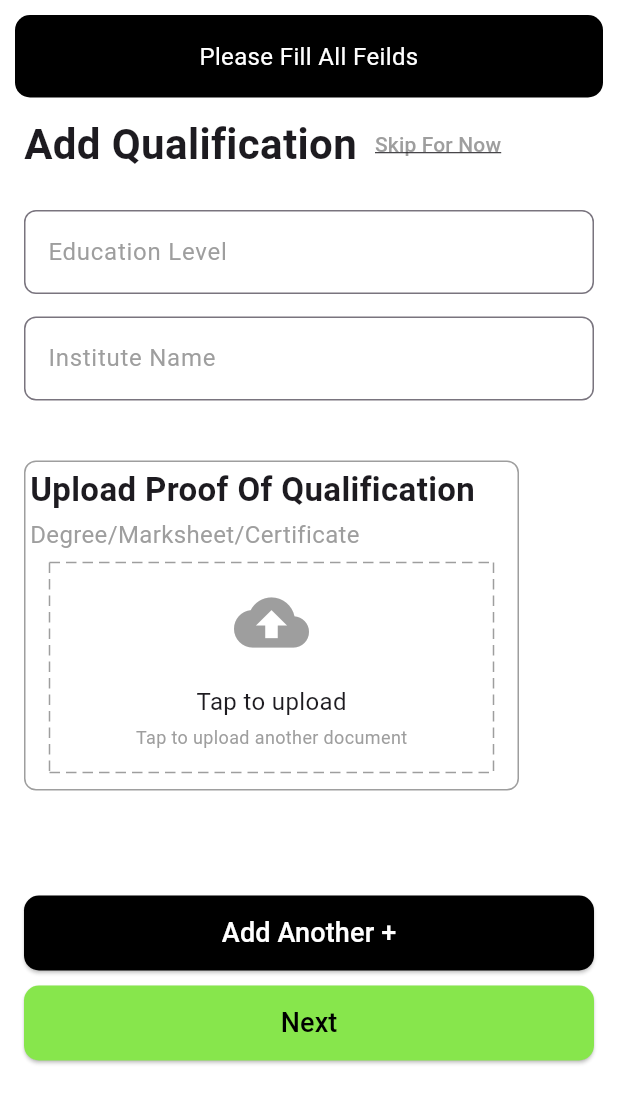
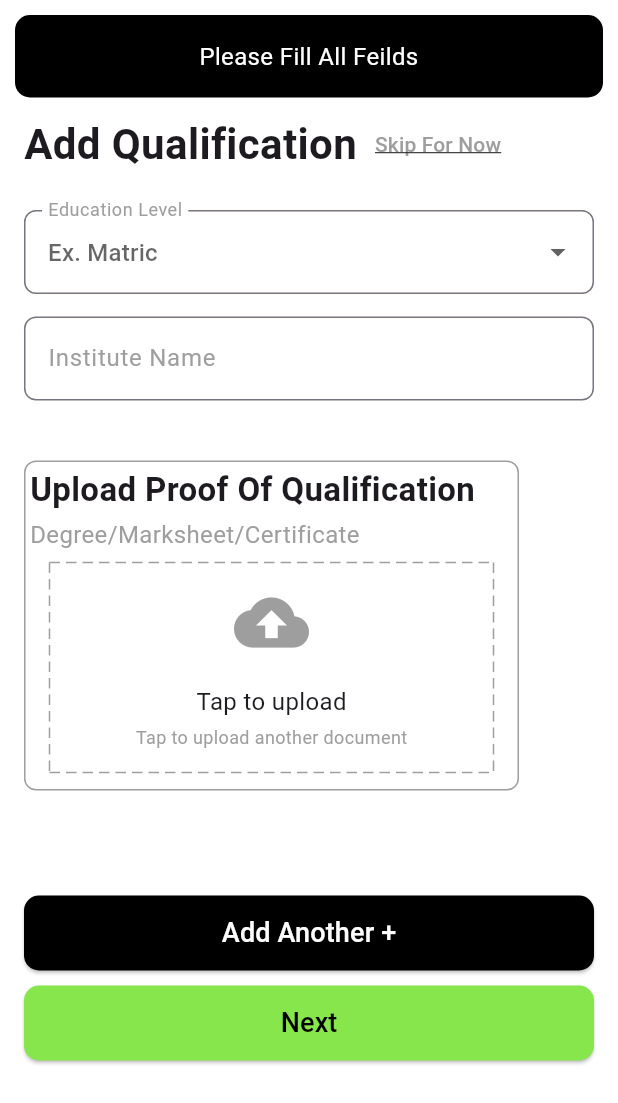
Before and after one commit to ahmedabbas8811/TutorNowApp, a Flutter app: the QualificationScreen screen opened directly, after a tap on "Add Another +", on a phone screen of 412 x 824 dp. Shown: the top 1103 px of the screen. Run offline on Flutter 3.47's test engine with Material 3 defaults, Android fonts, the phone set to English and light mode, and no system bars; our stand-ins replace file_picker, flutter_svg, form_validator, get, get_storage, image_picker and 2 more; accounts and stored records are empty.

Commit message:
added controlled input to education level

```diff
--- a/lib/qualification_screen.dart
+++ b/lib/qualification_screen.dart
@@ -537,7 +537,12 @@
                   const SizedBox(height: 20),
 
                   // Education Level Input
-                  TextField(
+                  Container(
+                    decoration: BoxDecoration(
+                      borderRadius: BorderRadius.circular(8)
+                    ),
+                    child: DropdownButtonHideUnderline(
+                      child: DropdownButtonFormField<String>(
                         decoration: InputDecoration(
                           labelText: 'Education Level',
                           labelStyle: const TextStyle(color: Colors.grey),
@@ -547,11 +552,53 @@
                             borderRadius: BorderRadius.circular(8),
                             borderSide: const BorderSide(color: Colors.grey),
                           ),
+                        focusedBorder: OutlineInputBorder(
+                          borderSide: const BorderSide(color: Colors.grey),
+                          borderRadius: BorderRadius.circular(8)
                         ),
-                    keyboardAppearance: Brightness.light,
-                    onChanged: (value) =>
-                        controller.qualification.educationLevel.value = value,
                         ),
+                        dropdownColor: Colors.grey[100],
+
+                        value:
+                            controller.qualification.educationLevel.value.isNotEmpty
+                                ? controller.qualification.educationLevel.value
+                                : null, // Current value or null
+                        items: [
+                          'Matric',
+                          'Intermediate',
+                          'Bachelors',
+                          'Masters',
+                          'PhD'
+                        ].map((level) {
+                          return DropdownMenuItem<String>(
+                            value: level,
+                            child: Text(level),
+                          );
+                        }).toList(),
+                        onChanged: (value) {
+                          if (value != null) {
+                            controller.qualification.educationLevel.value = value;
+                          }
+                        },
+                      ),
+                    ),
+                  ),
+
+                  // TextField(
+                  //   decoration: InputDecoration(
+                  //     labelText: 'Education Level',
+                  //     labelStyle: const TextStyle(color: Colors.grey),
+                  //     hintText: 'Ex. Matric',
+                  //     hintStyle: const TextStyle(color: Colors.grey),
+                  //     border: OutlineInputBorder(
+                  //       borderRadius: BorderRadius.circular(8),
+                  //       borderSide: const BorderSide(color: Colors.grey),
+                  //     ),
+                  //   ),
+                  //   keyboardAppearance: Brightness.light,
+                  //   onChanged: (value) =>
+                  //       controller.qualification.educationLevel.value = value,
+                  // ),
                   const SizedBox(height: 15),
 
                   // Institute Name Input
@@ -607,7 +654,8 @@
                         Padding(
                           padding: const EdgeInsets.symmetric(horizontal: 16),
                           child: InkWell(
-                            onTap: () => controller.pickQualificationFile(context),
+                            onTap: () =>
+                                controller.pickQualificationFile(context),
                             child: Container(
                               width: double.infinity,
                               height: 140,
@@ -700,7 +748,8 @@
                     //Next button
                     child: ElevatedButton(
                       onPressed: () async {
-                        final qualificationId = await controller.storeQualification(context);
+                        final qualificationId =
+                            await controller.storeQualification(context);
                         if (qualificationId != null &&
                             controller.qualification.qualificationFile.value !=
                                 null) {
@@ -714,8 +763,6 @@
                             ),
                           );
                         }
-
-
                       },
                       style: ElevatedButton.styleFrom(
                         backgroundColor: const Color(0xff87e64c),
```
Also changed, not shown: lib/controllers/qualification_controller.dart (+26 -23 lines), pubspec.lock. Lines whose indentation alone changed are shown as unchanged.
